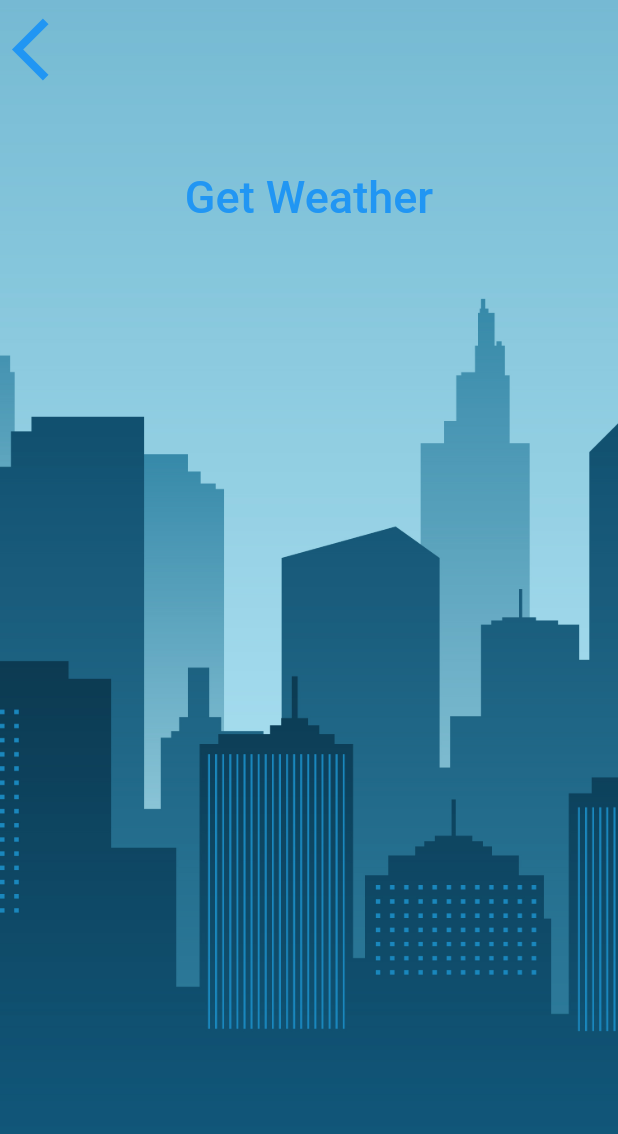
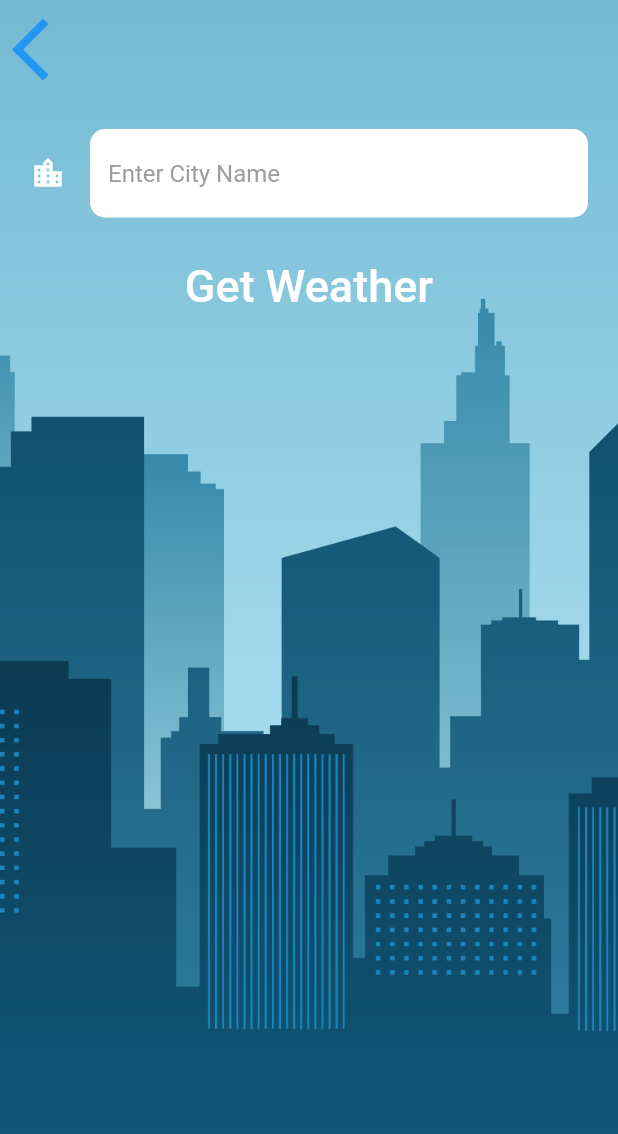
Before and after one commit to yashraj0408/Mausam, a Flutter app: the CityScreen screen opened directly, on a phone screen of 412 x 824 dp. Shown: the top 1134 px of the screen. Run offline on Flutter 3.47's test engine with Material 2 defaults, Android fonts, the phone set to English and light mode, and no system bars; our stand-ins replace flutter_spinkit, geolocator; network calls fail; Roboto replaces fonts that are missing (Spartan MB).

Commit message:
added city screen

```diff
--- a/lib/screens/city_screens.dart
+++ b/lib/screens/city_screens.dart
@@ -32,12 +32,15 @@ class _CityScreenState extends State<CityScreen> {
                 ),
               ),
               Container(
-                padding: EdgeInsets.all(20.0),
-                child: null,
+                padding: const EdgeInsets.all(20.0),
+                child: const TextField(
+                  style: TextStyle(color: Colors.black),
+                  decoration: kTextFieldInputDecoration,
+                ),
               ),
               TextButton(
                 onPressed: () {},
-                child: Text(
+                child: const Text(
                   'Get Weather',
                   style: kButtonTextStyle,
                 ),
--- a/lib/utilities/constants.dart
+++ b/lib/utilities/constants.dart
@@ -7,14 +7,32 @@ const kTempTextStyle = TextStyle(
 
 const kMessageTextStyle = TextStyle(
   fontFamily: 'Spartan MB',
-  fontSize: 60.0,
+  fontSize: 45.0,
 );
 
 const kButtonTextStyle = TextStyle(
+  color: Colors.white,
   fontSize: 30.0,
   fontFamily: 'Spartan MB',
 );
 
 const kConditionTextStyle = TextStyle(
-  fontSize: 100.0,
+  fontSize: 74,
 );
+
+const kTextFieldInputDecoration = InputDecoration(
+  filled: true,
+  fillColor: Colors.white,
+  icon: Icon(
+    Icons.location_city,
+    color: Colors.white,
+  ),
+  hintText: 'Enter City Name',
+  hintStyle: TextStyle(color: Colors.grey),
+  border: OutlineInputBorder(
+    borderRadius: BorderRadius.all(
+      Radius.circular(10),
+    ),
+    borderSide: BorderSide.none,
+  ),
+);
```
Also changed, not shown: lib/screens/loading_screen.dart (+4 -11 lines), lib/screens/location_screen.dart (+26 -10 lines), lib/services/weather.dart (+16 -0 lines).
